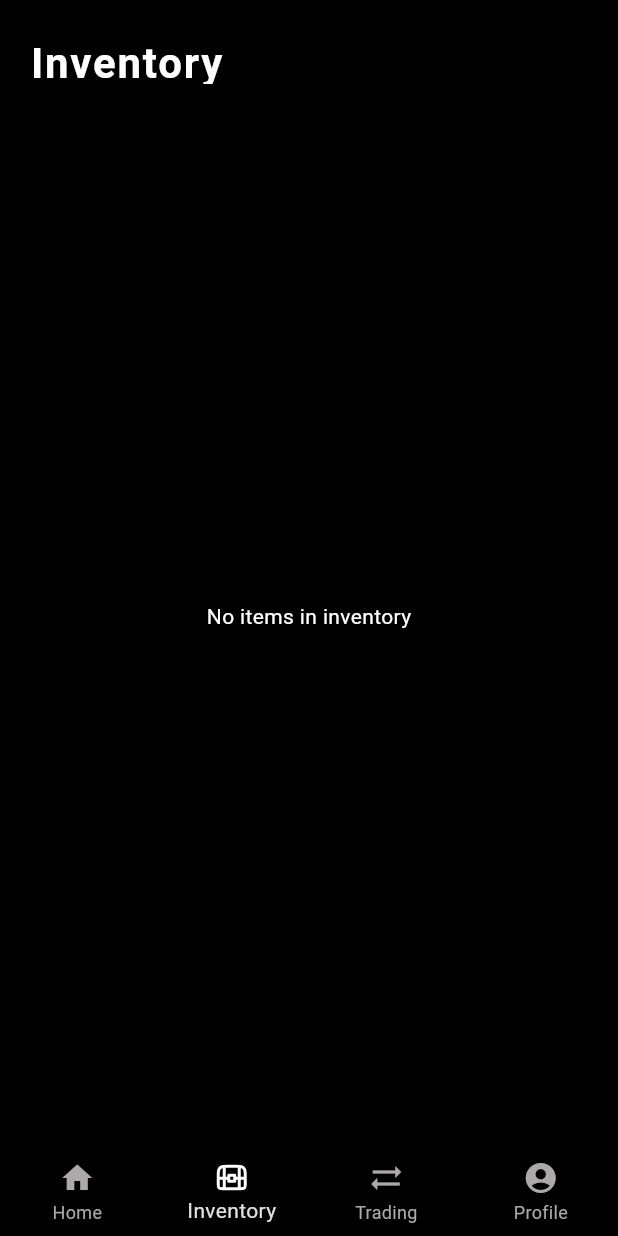
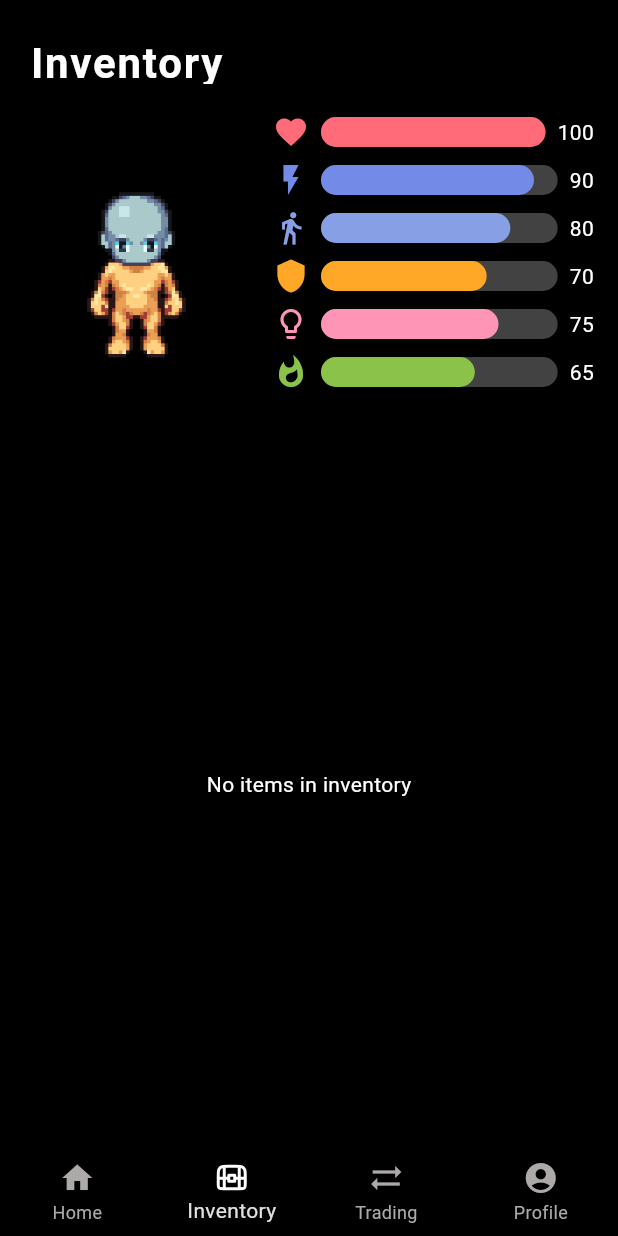
Before and after one commit to workout-logger/workout_app, a Flutter app: the screen it shows after launch, item 2 of the bottom bar chosen, on a phone screen of 412 x 824 dp. Run offline on Flutter 3.47's test engine with Material 3 defaults, Android fonts, the light colour scheme and no system bars; our stand-ins replace animated_text_kit, fl_chart, flutter_svg, google_sign_in, hexcolor, shared_preferences and 1 more; missing offline and left inert: health; network calls fail.

Commit message:
character and stats added to inv page

```diff
--- a/lib/home_body.dart
+++ b/lib/home_body.dart
@@ -12,7 +12,7 @@ class HomeBody extends StatelessWidget {
 
   static List<Widget> _pages(AnimationController controller) => <Widget>[
         MyDiaryScreen(animationController: controller),
-        const InventoryPage(),
+        InventoryPage(),
         const ChatPage(),
         const ProfilePage(),
       ];
--- a/lib/inventory_manager.dart
+++ b/lib/inventory_manager.dart
@@ -49,4 +49,14 @@ class InventoryManager {
       "action": "fetch_inventory_data",
     });
   }
+
+  Map<String, String> get equippedItems {
+    Map<String, String> equipped = {};
+    for (var item in _inventoryItems) {
+      if (item['is_equipped'] == true) {
+        equipped[item['category']] = item['file_name'];
+      }
+    }
+    return equipped;
+  }
 }
--- a/lib/inventory_page.dart
+++ b/lib/inventory_page.dart
@@ -1,6 +1,8 @@
 import 'package:flutter/material.dart';
 import 'websocket_manager.dart';
 import 'inventory_manager.dart'; // Import the InventoryManager
+import 'ui_view/character_stats_inv.dart';
+
 
 class InventoryPage extends StatefulWidget {
   const InventoryPage({super.key});
@@ -54,7 +56,7 @@ class _InventoryPageState extends State<InventoryPage> {
   @override
   Widget build(BuildContext context) {
     final inventoryItems = InventoryManager().inventoryItems;
-
+    final equippedItems = InventoryManager().equippedItems;
     return Scaffold(
       backgroundColor: Colors.black,
       appBar: AppBar(
@@ -84,7 +86,14 @@ class _InventoryPageState extends State<InventoryPage> {
           crossAxisAlignment: CrossAxisAlignment.start,
           children: [
             // Any other widgets you might have
-
+            CharacterStatsView(
+              head: equippedItems['heads'] ?? 'head_blue.png',
+              armour: equippedItems['armour'] ?? 'armour_amber.png',
+              legs: equippedItems['legs'] ?? '',
+              melee: equippedItems['melee'] ?? '',
+              shield: equippedItems['shield'] ?? '',
+              wings: equippedItems['wings'] ?? '',
+            ),
             // Inventory Display
             Expanded(
               child: Padding(
--- /dev/null
+++ b/lib/ui_view/character_stats_inv.dart
@@ -0,0 +1,198 @@
+import 'package:flutter/material.dart';
+import 'package:hexcolor/hexcolor.dart';
+
+class CharacterStatsView extends StatelessWidget {
+  final String head;
+  final String armour;
+  final String legs;
+  final String melee;
+  final String shield;
+  final String wings;
+
+  // List of stats with their properties
+  final List<Map<String, dynamic>> stats = [
+    {
+      'title': 'HP',
+      'value': 100,
+      'color': HexColor('#FF6B78'),
+      'icon': Icons.favorite,
+    },
+    {
+      'title': 'SPD',
+      'value': 90,
+      'color': HexColor('#738AE6'),
+      'icon': Icons.flash_on,
+    },
+    {
+      'title': 'AGI',
+      'value': 80,
+      'color': HexColor('#87A0E5'),
+      'icon': Icons.directions_walk,
+    },
+    {
+      'title': 'DEF',
+      'value': 70,
+      'color': HexColor('#FFA726'),
+      'icon': Icons.shield,
+    },
+    {
+      'title': 'INT',
+      'value': 75,
+      'color': HexColor('#FE95B6'),
+      'icon': Icons.lightbulb_outline,
+    },
+    {
+      'title': 'ATK',
+      'value': 65,
+      'color': HexColor('#8BC34A'),
+      'icon': Icons.whatshot,
+    },
+  ];
+
+  CharacterStatsView({
+    super.key,
+    required this.head,
+    required this.armour,
+    required this.legs,
+    required this.melee,
+    required this.shield,
+    required this.wings,
+  });
+
+  @override
+  Widget build(BuildContext context) {
+    return Padding(
+      padding: const EdgeInsets.all(16.0),
+      child: Row(
+        children: [
+          // Character on the left
+          SizedBox(
+            width: 150,
+            height: 150,
+            child: ModularCharacter(
+              armour: armour,
+              head: head,
+              legs: legs,
+              melee: melee,
+              shield: shield,
+              wings: wings,
+            ),
+          ),
+          const SizedBox(width: 16),
+          // Stats on the right
+          Expanded(
+            child: Column(
+              crossAxisAlignment: CrossAxisAlignment.start,
+              children: stats.map((stat) {
+                return _buildStatBar(
+                  stat['title'],
+                  stat['value'],
+                  stat['color'],
+                  stat['icon'],
+                );
+              }).toList(),
+            ),
+          ),
+        ],
+      ),
+    );
+  }
+
+  Widget _buildStatBar(String title, int value, Color color, IconData icon) {
+    return Padding(
+      padding: const EdgeInsets.symmetric(vertical: 4),
+      child: Row(
+        children: [
+          Icon(icon, color: color),
+          const SizedBox(width: 8),
+          Expanded(
+            child: Stack(
+              children: [
+                Container(
+                  height: 20,
+                  decoration: BoxDecoration(
+                    color: Colors.grey[800],
+                    borderRadius: BorderRadius.circular(10),
+                  ),
+                ),
+                FractionallySizedBox(
+                  widthFactor: value / 100,
+                  child: Container(
+                    height: 20,
+                    decoration: BoxDecoration(
+                      color: color,
+                      borderRadius: BorderRadius.circular(10),
+                    ),
+                  ),
+                ),
+              ],
+            ),
+          ),
+          const SizedBox(width: 8),
+          Text(
+            '$value',
+            style: const TextStyle(color: Colors.white),
+          ),
+        ],
+      ),
+    );
+  }
+}
+
+class ModularCharacter extends StatelessWidget {
+  final String armour;
+  final String head;
+  final String legs;
+  final String melee;
+  final String shield;
+  final String wings;
+
+  const ModularCharacter({
+    super.key,
+    required this.armour,
+    required this.head,
+    required this.legs,
+    required this.melee,
+    required this.shield,
+    required this.wings,
+  });
+
+  @override
+  Widget build(BuildContext context) {
+    return Stack(
+      alignment: Alignment.center,
+      children: [
+        if (wings.isNotEmpty)
+          Image.asset(
+            'assets/character/wings/$wings',
+            fit: BoxFit.contain,
+          ),
+        if (armour.isNotEmpty)
+          Image.asset(
+            'assets/character/armour/$armour',
+            fit: BoxFit.contain,
+          ),
+        if (head.isNotEmpty)
+          Image.asset(
+            'assets/character/heads/$head',
+            fit: BoxFit.contain,
+          ),
+        if (legs.isNotEmpty)
+          Image.asset(
+            'assets/character/legs/$legs',
+            fit: BoxFit.contain,
+          ),
+        if (melee.isNotEmpty)
+          Image.asset(
+            'assets/character/melee/$melee',
+            fit: BoxFit.contain,
+          ),
+        if (shield.isNotEmpty)
+          Image.asset(
+            'assets/character/shield/$shield',
+            fit: BoxFit.contain,
+          ),
+      ],
+    );
+  }
+}
```
